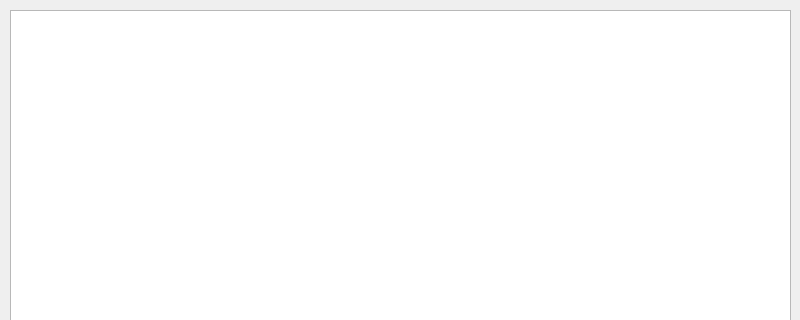
First picture: the form in main.ui, repository DJsega1/coffee, before the edit; both pictures show x 0 to 800 and y 0 to 320 of the 800 by 600 pixel window.
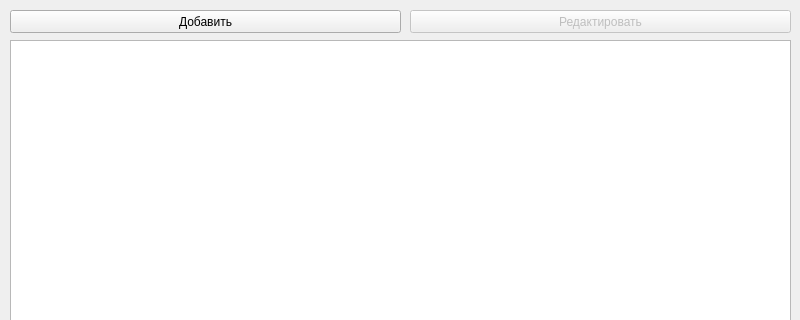
Second picture: the form after the edit.

```diff
--- a/main.ui
+++ b/main.ui
@@ -18,15 +18,44 @@
     <property name="geometry">
      <rect>
       <x>10</x>
-      <y>10</y>
+      <y>40</y>
       <width>781</width>
-      <height>581</height>
+      <height>551</height>
      </rect>
     </property>
     <property name="editTriggers">
      <set>QAbstractItemView::NoEditTriggers</set>
     </property>
    </widget>
+   <widget class="QPushButton" name="pushButton">
+    <property name="geometry">
+     <rect>
+      <x>10</x>
+      <y>10</y>
+      <width>391</width>
+      <height>23</height>
+     </rect>
+    </property>
+    <property name="text">
+     <string>Добавить</string>
+    </property>
+   </widget>
+   <widget class="QPushButton" name="pushButton_2">
+    <property name="enabled">
+     <bool>false</bool>
+    </property>
+    <property name="geometry">
+     <rect>
+      <x>410</x>
+      <y>10</y>
+      <width>381</width>
+      <height>23</height>
+     </rect>
+    </property>
+    <property name="text">
+     <string>Редактировать</string>
+    </property>
+   </widget>
   </widget>
  </widget>
  <resources/>
```
Left out of the diff: 2 changed lines with no effect on the pictures.
